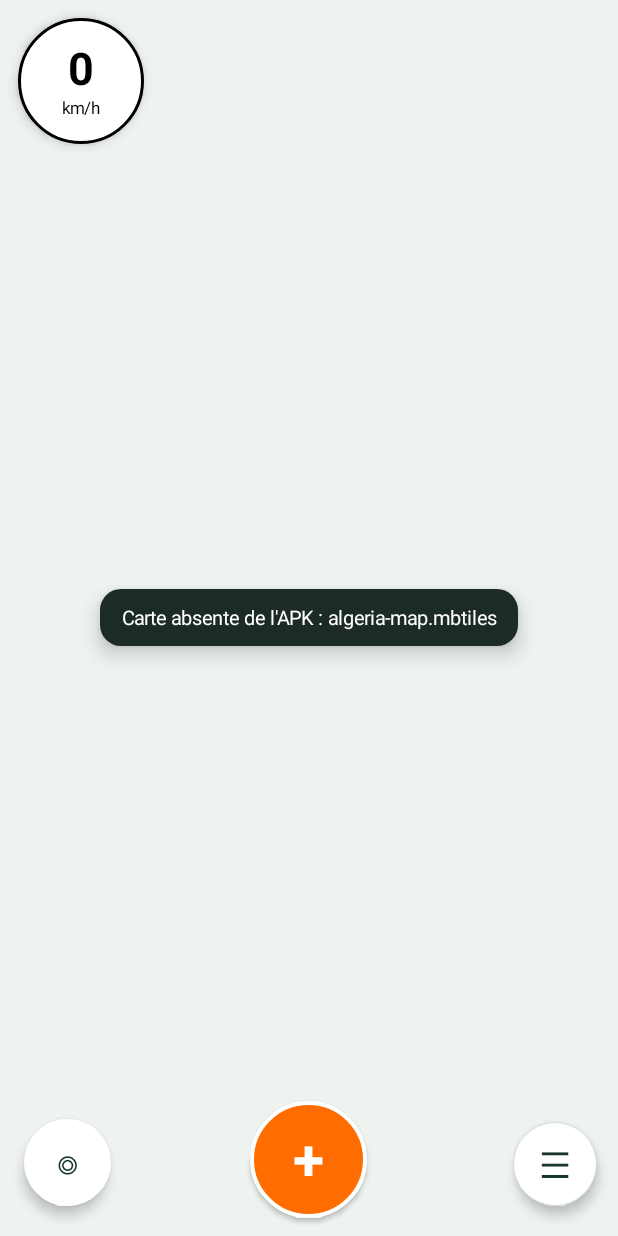
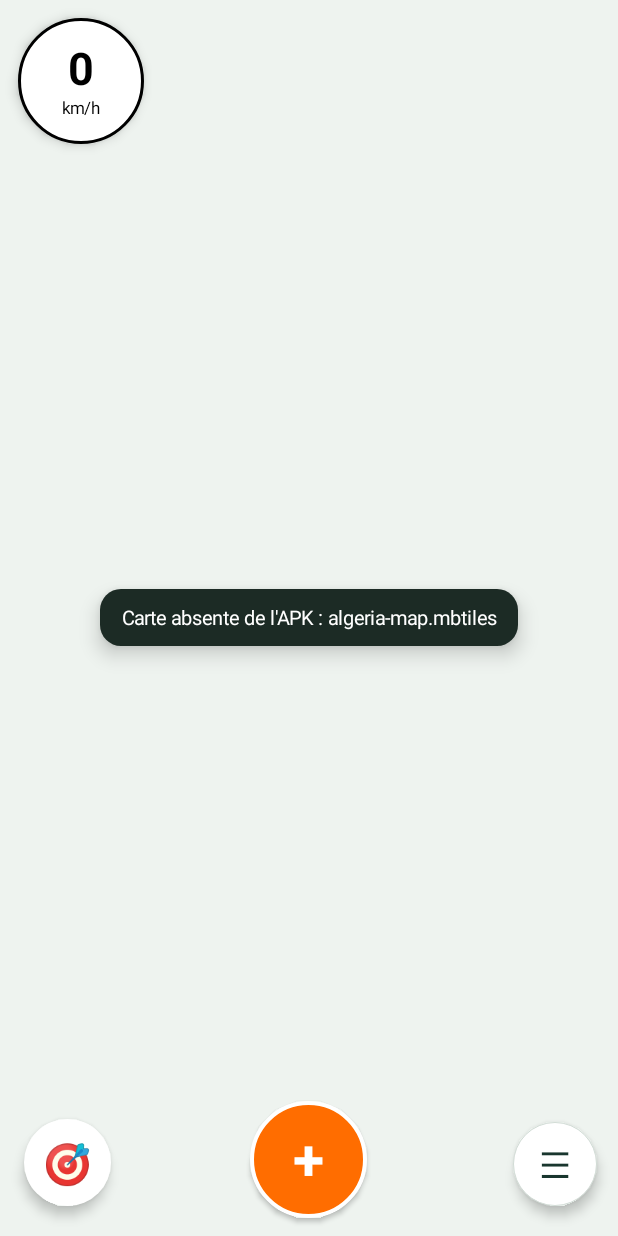
Before and after one commit to SamEntertainmentGroup/tariki, an Android app: the screen it shows after launch (MainActivity), on a phone screen of 412 x 824 dp. Run offline under Robolectric (Android 15) with nearby library versions, the light colour scheme and no system bars; libraries missing offline, so code that uses them is left out: org.maplibre.android; network calls fail; 9 statements that could not run were skipped.

Commit message:
Add files via upload

```diff
--- a/android/app/build.gradle.kts
+++ b/android/app/build.gradle.kts
@@ -11,8 +11,8 @@ android {
         applicationId = "com.dztrafic.carte"
         minSdk = 24
         targetSdk = 34
-        versionCode = 2
-        versionName = "0.3"
+        versionCode = 3
+        versionName = "0.4"
         buildConfigField("String", "ALERTS_URL", "\"${providers.gradleProperty("alertsUrl").getOrElse("")}\"")
         ndk {
             abiFilters += listOf("arm64-v8a", "armeabi-v7a")
--- a/android/app/src/main/java/com/dztrafic/carte/MainActivity.kt
+++ b/android/app/src/main/java/com/dztrafic/carte/MainActivity.kt
@@ -39,6 +39,8 @@ import org.maplibre.android.location.modes.RenderMode
 import org.maplibre.android.maps.MapLibreMap
 import org.maplibre.android.maps.MapView
 import org.maplibre.android.maps.Style
+import org.maplibre.android.style.expressions.Expression
+import org.maplibre.android.style.layers.SymbolLayer
 import org.maplibre.android.style.sources.GeoJsonSource
 import java.io.File
 import kotlin.math.roundToInt
@@ -100,6 +102,7 @@ class MainActivity : Activity() {
 
         override fun onGpsState(enabled: Boolean) {
             gpsBanner.visibility = if (enabled) View.GONE else View.VISIBLE
+            updateTrackingButton(TrackerHub.trackingActive)
         }
 
         override fun onTrackingState(active: Boolean) {
@@ -146,14 +149,22 @@ class MainActivity : Activity() {
         setOnClickListener { onClick() }
     }
 
+    private fun isDeviceGpsEnabled(): Boolean = runCatching {
+        (getSystemService(LOCATION_SERVICE) as LocationManager)
+            .isProviderEnabled(LocationManager.GPS_PROVIDER)
+    }.getOrDefault(false)
+
     private fun updateTrackingButton(active: Boolean) {
         if (!::trackingButton.isInitialized) return
-        trackingButton.text = "GPS"
-        trackingButton.setTextColor(if (active) Color.WHITE else Color.rgb(25, 54, 46))
+        val gpsOn = active && isDeviceGpsEnabled() && hasFineLocation()
+        val color = if (gpsOn) Color.rgb(22, 145, 82) else Color.rgb(205, 48, 48)
+        trackingButton.text = if (gpsOn) "⌖" else "⊘"
+        trackingButton.setTextColor(color)
+        trackingButton.contentDescription = if (gpsOn) "GPS actif" else "GPS désactivé — appuyer pour activer"
         trackingButton.background = GradientDrawable().apply {
             shape = GradientDrawable.OVAL
-            setColor(if (active) Color.rgb(19, 110, 76) else Color.WHITE)
-            setStroke(dp(1), if (active) Color.rgb(19, 110, 76) else Color.rgb(210, 220, 214))
+            setColor(Color.WHITE)
+            setStroke(dp(2), color)
         }
     }
 
@@ -272,11 +283,13 @@ class MainActivity : Activity() {
             languageButton.text = language.buttonText
             gpsBanner.text = if (language == LabelLanguage.ARABIC) "📡 فعّل نظام تحديد الموقع (GPS)" else "📡 Activez la localisation GPS"
             confirmTitle.text = if (language == LabelLanguage.ARABIC) "هل التبليغ صحيح؟" else "Le danger est-il toujours présent ?"
-            reloadStyle()
-        }.apply { contentDescription = "Changer la langue" }
-        trackingButton = smallButton("GPS") { toggleTracking() }.apply {
-            textSize = 12f
-            contentDescription = "Activer ou désactiver le GPS"
+            // Update label expressions in-place: changing language must not reload the map
+            // or move the camera away from the driver's current position.
+            updatePlaceLabels()
+        }.apply { contentDescription = "Changer la langue sans déplacer la carte" }
+        trackingButton = smallButton("⊘") { handleGpsButtonClick() }.apply {
+            textSize = 28f
+            contentDescription = "État du GPS — appuyer pour activer"
         }
         listOf(trackingButton, languageButton).forEach { button ->
             button.background = GradientDrawable().apply {
@@ -313,8 +326,8 @@ class MainActivity : Activity() {
         root.addView(menuButton, FrameLayout.LayoutParams(dp(56), dp(56), Gravity.BOTTOM or Gravity.END)
             .apply { setMargins(0, 0, dp(14), dp(20)) })
 
-        val capButton = smallButton("◎") { recenterAndZoom() }.apply {
-            textSize = 28f
+        val capButton = smallButton("🎯") { recenterAndZoom() }.apply {
+            textSize = 26f
             contentDescription = "Recentrer et zoomer sur ma position"
             background = GradientDrawable().apply {
                 shape = GradientDrawable.OVAL
@@ -369,6 +382,35 @@ class MainActivity : Activity() {
             addView(confirmTitle)
             addView(row)
         }
+    }
+
+    private fun updatePlaceLabels() {
+        val style = map?.style ?: return
+        val expression = if (language == LabelLanguage.ARABIC) {
+            Expression.coalesce(Expression.get("name_ar"), Expression.get("name"), Expression.get("name_fr"))
+        } else {
+            Expression.coalesce(Expression.get("name_fr"), Expression.get("name"), Expression.get("name_ar"))
+        }
+        listOf("places-city", "places-town", "places-village", "places-suburb", "places-hamlet")
+            .forEach { id -> style.getLayerAs<SymbolLayer>(id)?.setTextField(expression) }
+    }
+
+    private fun handleGpsButtonClick() {
+        if (!hasFineLocation()) {
+            requestPermissionsIfNeeded()
+            return
+        }
+        if (!isDeviceGpsEnabled()) {
+            Toast.makeText(
+                this,
+                if (language == LabelLanguage.ARABIC) "يرجى تفعيل GPS من إعدادات الهاتف" else "Activez le GPS dans les paramètres du téléphone",
+                Toast.LENGTH_LONG,
+            ).show()
+            startActivity(Intent(Settings.ACTION_LOCATION_SOURCE_SETTINGS))
+            return
+        }
+        if (!TrackerHub.trackingActive) TrackingService.start(this)
+        updateTrackingButton(TrackerHub.trackingActive)
     }
 
     private fun recenterAndZoom() {
@@ -426,17 +468,9 @@ class MainActivity : Activity() {
 
     private fun onLocationReady() {
         map?.style?.let { enableLocation(it) }
-        if (TrackingService.isEnabled(this)) TrackingService.start(this)
-    }
-
-    private fun toggleTracking() {
-        if (TrackerHub.trackingActive) {
-            TrackingService.stop(this)
-        } else if (hasFineLocation()) {
-            TrackingService.start(this)
-        } else {
-            requestPermissionsIfNeeded()
-        }
+        // GPS tracking starts by default; reporting and speed depend on location updates.
+        TrackingService.start(this)
+        updateTrackingButton(TrackerHub.trackingActive)
     }
 
     private fun prepareMapInBackground() {
@@ -559,7 +593,6 @@ class MainActivity : Activity() {
         )
         component.isLocationComponentEnabled = true
         component.renderMode = RenderMode.NORMAL
-        applyTracking()
     }
 
     private fun applyTracking() {
@@ -636,12 +669,12 @@ class MainActivity : Activity() {
                 setPadding(dp(14), dp(8), dp(14), dp(8))
                 val icon = TextView(this@MainActivity).apply {
                     text = AlertTypes.emoji(type)
-                    textSize = 25f
+                    textSize = 28f
                     gravity = Gravity.CENTER
                 }
                 val label = TextView(this@MainActivity).apply {
                     text = alertLabel(type)
-                    textSize = 18f
+                    textSize = 19f
                     typeface = android.graphics.Typeface.DEFAULT_BOLD
                     setTextColor(Color.WHITE)
                     gravity = Gravity.CENTER_VERTICAL or Gravity.START
@@ -656,8 +689,8 @@ class MainActivity : Activity() {
                     confirmReport(type, location.latitude, location.longitude)
                 }
             }
-            content.addView(item, LinearLayout.LayoutParams(ViewGroup.LayoutParams.MATCH_PARENT, dp(64))
-                .apply { setMargins(0, dp(4), 0, dp(10)) })
+            content.addView(item, LinearLayout.LayoutParams(ViewGroup.LayoutParams.MATCH_PARENT, dp(72))
+                .apply { setMargins(0, dp(0), 0, dp(28)) })
         }
         val cancel = Button(this).apply {
             text = if (language == LabelLanguage.ARABIC) "إلغاء" else "Annuler"
@@ -762,6 +795,14 @@ class MainActivity : Activity() {
     override fun onResume() {
         super.onResume()
         mapView.onResume()
+        val gpsEnabled = isDeviceGpsEnabled()
+        if (::gpsBanner.isInitialized) {
+            gpsBanner.visibility = if (gpsEnabled) View.GONE else View.VISIBLE
+        }
+        if (gpsEnabled && hasFineLocation() && !TrackerHub.trackingActive) {
+            TrackingService.start(this)
+        }
+        updateTrackingButton(TrackerHub.trackingActive)
     }
 
     override fun onPause() {
```
